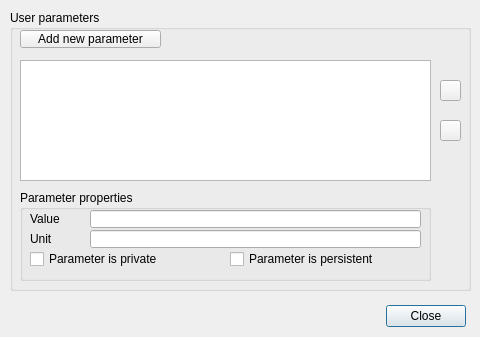
Above: ui/qdlguserparameters.ui from CoppeliaRobotics/coppeliaSimLib before the change. Below: the same form after it.
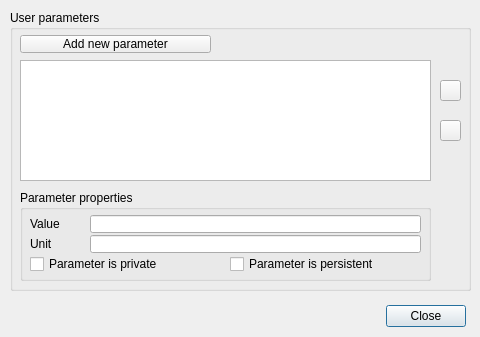
That is the form after the change. Icons and pictures are not drawn.

```diff
--- a/ui/qdlguserparameters.ui
+++ b/ui/qdlguserparameters.ui
@@ -60,7 +60,7 @@
      <property name="geometry">
       <rect>
        <x>10</x>
-       <y>20</y>
+       <y>25</y>
        <width>61</width>
        <height>18</height>
       </rect>
@@ -73,7 +73,7 @@
      <property name="geometry">
       <rect>
        <x>70</x>
-       <y>20</y>
+       <y>25</y>
        <width>331</width>
        <height>18</height>
       </rect>
@@ -83,7 +83,7 @@
      <property name="geometry">
       <rect>
        <x>10</x>
-       <y>40</y>
+       <y>45</y>
        <width>61</width>
        <height>18</height>
       </rect>
@@ -96,7 +96,7 @@
      <property name="geometry">
       <rect>
        <x>70</x>
-       <y>40</y>
+       <y>45</y>
        <width>331</width>
        <height>18</height>
       </rect>
@@ -106,7 +106,7 @@
      <property name="geometry">
       <rect>
        <x>10</x>
-       <y>60</y>
+       <y>65</y>
        <width>171</width>
        <height>18</height>
       </rect>
@@ -122,7 +122,7 @@
      <property name="geometry">
       <rect>
        <x>210</x>
-       <y>60</y>
+       <y>65</y>
        <width>191</width>
        <height>18</height>
       </rect>
@@ -139,8 +139,8 @@
     <property name="geometry">
      <rect>
       <x>10</x>
-      <y>20</y>
-      <width>141</width>
+      <y>25</y>
+      <width>191</width>
       <height>18</height>
      </rect>
     </property>
```
